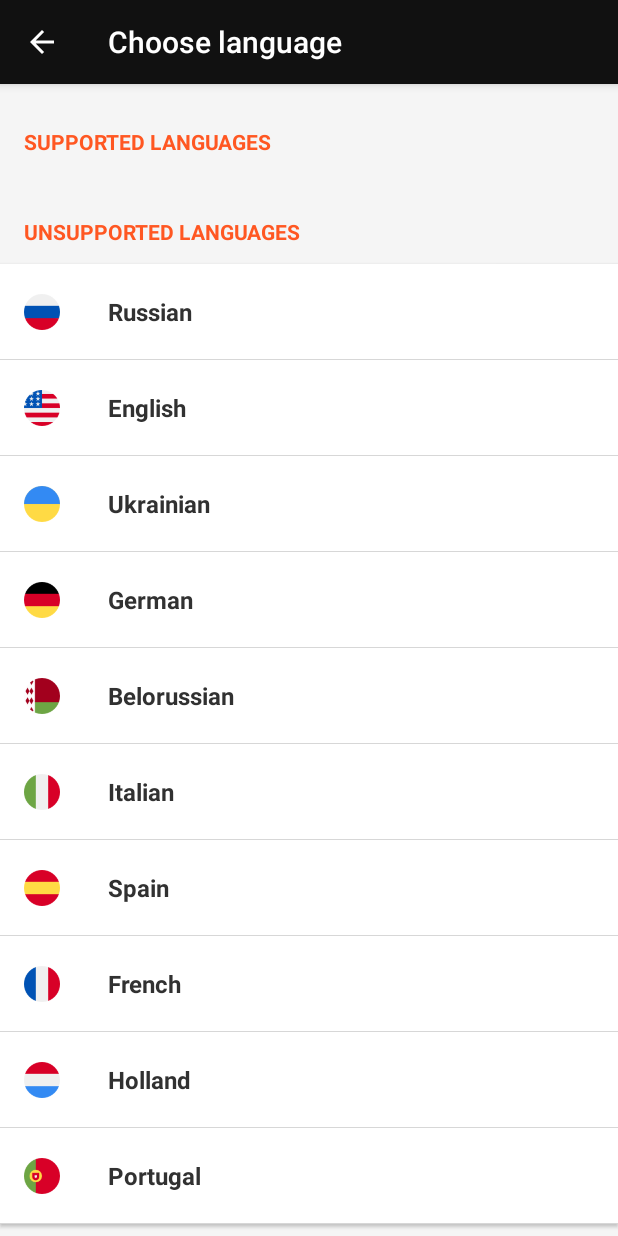
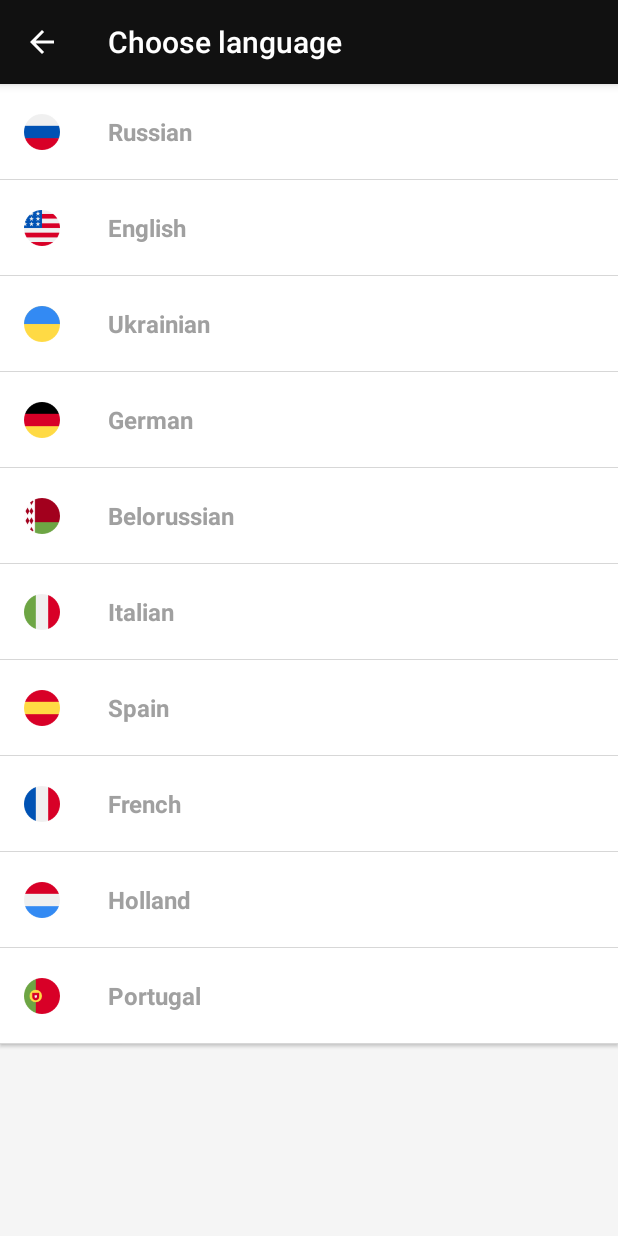
Before and after one commit to santaevpavel/ClipboardTranslator, an Android app: the ChooseLanguageActivity screen opened directly, with no data from a screen before it, on a phone screen of 412 x 824 dp. Run offline under Robolectric (Android 15) with nearby library versions, the phone set to English and light mode, and no system bars; our stand-ins replace data binding; 1 statement that could not run was skipped.

Commit message:
removed choose lang sections

```diff
--- a/app/src/main/java/ru/santaev/clipboardtranslator/ui/adapter/LanguageAdapter.java
+++ b/app/src/main/java/ru/santaev/clipboardtranslator/ui/adapter/LanguageAdapter.java
@@ -1,8 +1,9 @@
 package ru.santaev.clipboardtranslator.ui.adapter;
 
 
-import android.content.Context;
+import android.content.res.Resources;
 import android.databinding.DataBindingUtil;
+import android.support.v4.content.res.ResourcesCompat;
 import android.support.v7.widget.RecyclerView;
 import android.view.LayoutInflater;
 import android.view.View;
@@ -13,13 +14,9 @@ import java.util.List;
 import ru.santaev.clipboardtranslator.R;
 import ru.santaev.clipboardtranslator.TranslatorApp;
 import ru.santaev.clipboardtranslator.databinding.LanguageItemLayoutBinding;
-import ru.santaev.clipboardtranslator.databinding.LanguageSectionItemLayoutBinding;
 import ru.santaev.clipboardtranslator.model.Language;
 
 public class LanguageAdapter extends RecyclerView.Adapter<LanguageAdapter.ViewHolder>{
-
-    private static final int TYPE_LANG = 0;
-    private static final int TYPE_SECTION = 1;
 
     public interface OnItemClickedListener{
         void onClick(Language translation);
@@ -36,22 +33,6 @@ public class LanguageAdapter extends RecyclerView.Adapter<LanguageAdapter.ViewHo
         languageIconProvider = new LanguageIconProvider();
     }
 
-    public List<Language> getLanguages() {
-        return languages;
-    }
-
-    public void setLanguages(List<Language> languages) {
-        this.languages = languages;
-    }
-
-    public List<Language> getUnsupportedLanguages() {
-        return unsupportedLanguages;
-    }
-
-    public void setUnsupportedLanguages(List<Language> unsupportedLanguages) {
-        this.unsupportedLanguages = unsupportedLanguages;
-    }
-
     public OnItemClickedListener getListener() {
         return listener;
     }
@@ -61,37 +42,24 @@ public class LanguageAdapter extends RecyclerView.Adapter<LanguageAdapter.ViewHo
     }
 
     @Override
-    public int getItemViewType(int position) {
-        if (0 == position || languages.size() + 1 == position){
-            return TYPE_SECTION;
-        } else {
-            return TYPE_LANG;
-        }
-    }
-
-    @Override
     public ViewHolder onCreateViewHolder(ViewGroup parent, int viewType) {
-        if (viewType == TYPE_LANG) {
         LanguageItemLayoutBinding binding = DataBindingUtil.inflate(LayoutInflater.from(parent.getContext()),
                 R.layout.language_item_layout, parent, false);
         return new LanguageViewHolder(binding);
-        } else {
-            LanguageSectionItemLayoutBinding binding = DataBindingUtil.inflate(LayoutInflater.from(parent.getContext()),
-                    R.layout.language_section_item_layout, parent, false);
-            return new SectionViewHolder(binding);
-        }
     }
 
     @Override
     public void onBindViewHolder(ViewHolder holder, int position) {
-        if (getItemViewType(position) == TYPE_LANG) {
         LanguageViewHolder viewHolder = (LanguageViewHolder) holder;
-            Language language = position < languages.size() + 2
-                    ? languages.get(position - 1)
-                    : unsupportedLanguages.get(position - languages.size() - 2);
+        Language language = getLangByPos(position);
+        boolean isSupported = position < languages.size();
 
         viewHolder.binding.text.setText(TranslatorApp.getAppContext().getString(language.getTextRes()));
         viewHolder.binding.icon.setImageResource(languageIconProvider.getLanguageIcon(language));
+
+        int color = isSupported ? R.color.textColorGrayDark : R.color.textColorGrayLight;
+        Resources resources = TranslatorApp.getAppContext().getResources();
+        viewHolder.binding.text.setTextColor(ResourcesCompat.getColor(resources, color, null));
 
         viewHolder.binding.getRoot().setOnClickListener(v -> {
             Language langByPos = getLangByPos(position);
@@ -99,46 +67,24 @@ public class LanguageAdapter extends RecyclerView.Adapter<LanguageAdapter.ViewHo
                 listener.onClick(langByPos);
             }
         });
-        } else {
-            SectionViewHolder viewHolder = (SectionViewHolder) holder;
-            Context context = TranslatorApp.getAppContext();
-            viewHolder.binding.text.setText(0 == position ?
-                    context.getString(R.string.choose_lang_activity_subheader_suppored_langs) :
-                    TranslatorApp.getAppContext().getString(R.string.choose_lang_activity_subheader_unsuppored_langs));
-            viewHolder.binding.getRoot().setOnClickListener(v -> {});
-        }
-    }
-
-    private Language getLangByPos(int position){
-        if (position == 0 || position == languages.size() + 1){
-            return null;
-        }
-        return position < languages.size() + 2
-                ? languages.get(position - 1)
-                : unsupportedLanguages.get(position - languages.size() - 2);
     }
 
     @Override
     public int getItemCount() {
-        int countLang = languages == null ? 0 : languages.size();
-        int countUnsupportedLang = unsupportedLanguages == null ? 0 : unsupportedLanguages.size();
-        return countLang + countUnsupportedLang + (countUnsupportedLang == 0 ? 1 : 2);
+        return languages.size() + unsupportedLanguages.size();
     }
+
+    private Language getLangByPos(int position){
+        return position < languages.size()
+                ? languages.get(position)
+                : unsupportedLanguages.get(position - languages.size());
+    }
+
 
     class ViewHolder extends RecyclerView.ViewHolder{
 
         ViewHolder(View itemView) {
             super(itemView);
-        }
-    }
-
-    private class SectionViewHolder extends ViewHolder{
-
-        LanguageSectionItemLayoutBinding binding;
-
-        SectionViewHolder(LanguageSectionItemLayoutBinding binding) {
-            super(binding.getRoot());
-            this.binding = binding;
         }
     }
 
```
Lines whose indentation alone changed are shown as unchanged.
